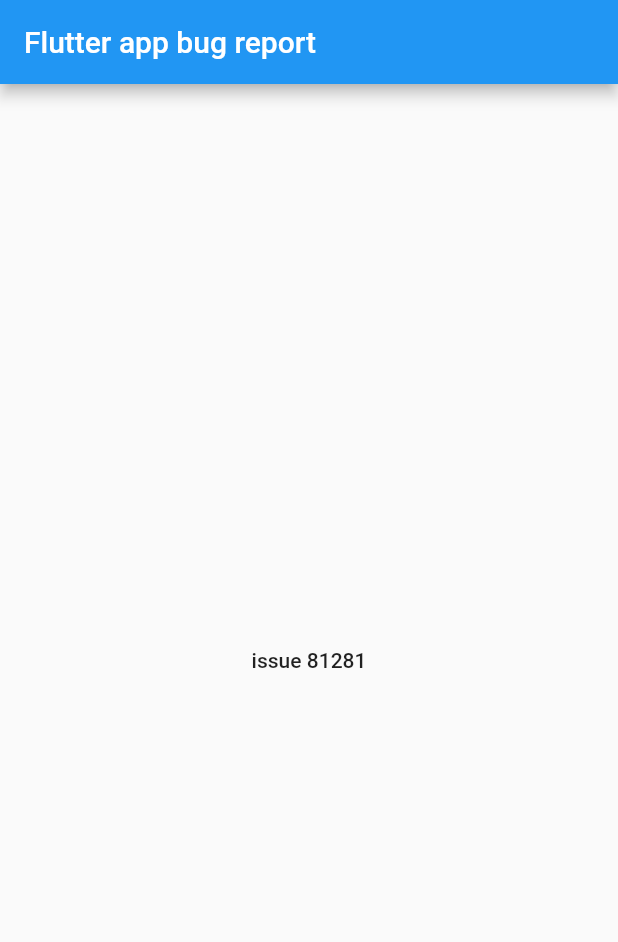
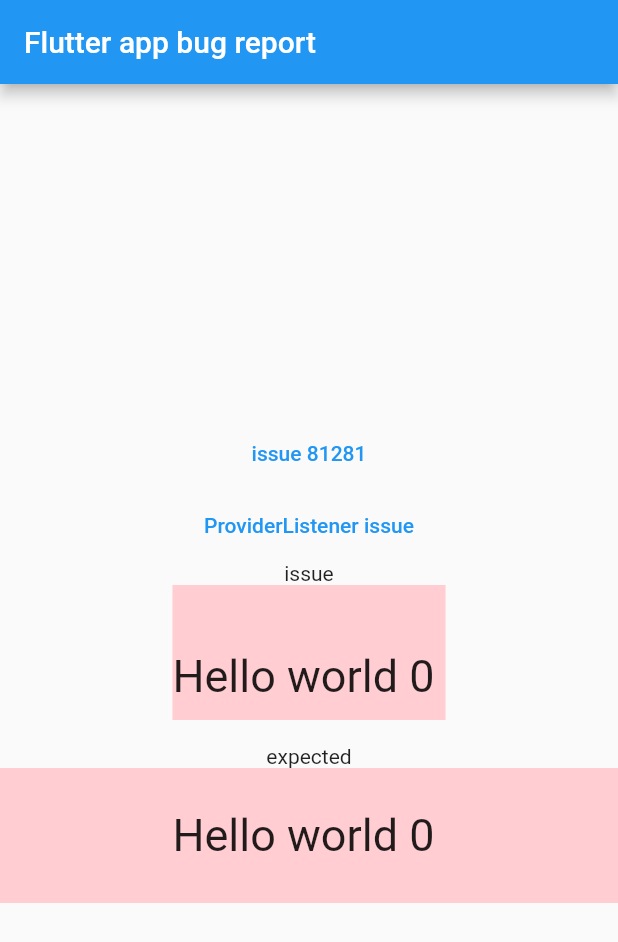
Before and after one commit to tbm98/flutter_app_bug_report, a Flutter app: the screen it shows after launch, on a phone screen of 412 x 824 dp. Shown: the top 942 px of the screen. Run offline on Flutter 3.47's test engine with Material 2 defaults, Android fonts, the phone set to English and light mode, and no system bars; our stand-ins replace equatable, flutter_riverpod.

Commit message:
add more issue example

```diff
--- a/lib/issue_pages/issue_81281.dart
+++ b/lib/issue_pages/issue_81281.dart
@@ -11,6 +11,7 @@ class _Issue81281State extends State<Issue81281> {
   @override
   Widget build(BuildContext context) {
     return Scaffold(
+      resizeToAvoidBottomInset: true,
       floatingActionButton: FloatingActionButton(
         onPressed: () {
           setState(() {
--- a/lib/main.dart
+++ b/lib/main.dart
@@ -1,8 +1,13 @@
+import 'dart:ui';
+
 import 'package:flutter/material.dart';
 import 'package:flutter_app_bug_report/issue_pages/issue_81281.dart';
+import 'package:flutter_riverpod/flutter_riverpod.dart';
+
+import 'issue_pages/provider_listener_issue.dart';
 
 void main() {
-  runApp(MyApp());
+  runApp(ProviderScope(child: MyApp()));
 }
 
 class MyApp extends StatelessWidget {
@@ -20,7 +25,7 @@ class MyApp extends StatelessWidget {
 }
 
 class MyHomePage extends StatefulWidget {
-  MyHomePage({Key key}) : super(key: key);
+  MyHomePage({Key? key}) : super(key: key);
 
   @override
   _MyHomePageState createState() => _MyHomePageState();
@@ -37,13 +42,47 @@ class _MyHomePageState extends State<MyHomePage> {
         child: Column(
           mainAxisAlignment: MainAxisAlignment.center,
           children: <Widget>[
-            FlatButton(
+            TextButton(
                 onPressed: () {
                   Navigator.push(context, MaterialPageRoute(builder: (context) {
                     return Issue81281();
                   }));
                 },
                 child: Text('issue 81281')),
+            TextButton(
+                onPressed: () {
+                  Navigator.push(context, MaterialPageRoute(builder: (context) {
+                    return ProviderListenerIssue();
+                  }));
+                },
+                child: Text('ProviderListener issue')),
+            Text(
+              'issue',
+            ),
+            Container(
+                color: Colors.red.shade100,
+                child: Text(
+                  'Hello world 0 ',
+                  style: TextStyle(
+                    height: 3,
+                    fontSize: 30,
+                  ),
+                )),
+            SizedBox(
+              height: 16,
+            ),
+            Text('expected'),
+            Container(
+                color: Colors.red.shade100,
+                height: 90,
+                child: Center(
+                  child: Text(
+                    'Hello world 0 ',
+                    style: TextStyle(
+                      fontSize: 30,
+                    ),
+                  ),
+                ))
           ],
         ),
       ),
--- a/pubspec.yaml
+++ b/pubspec.yaml
@@ -18,7 +18,7 @@ publish_to: 'none' # Remove this line if you wish to publish to pub.dev
 version: 1.0.0+1
 
 environment:
-  sdk: ">=2.7.0 <3.0.0"
+  sdk: ">=2.12.0 <3.0.0"
 
 dependencies:
   flutter:
@@ -28,6 +28,8 @@ dependencies:
   # The following adds the Cupertino Icons font to your application.
   # Use with the CupertinoIcons class for iOS style icons.
   cupertino_icons: ^1.0.0
+  flutter_riverpod: 0.14.0+3
+  equatable: ^2.0.2
 
 dev_dependencies:
   flutter_test:
```
Also changed, not shown: lib/issue_pages/provider_listener_issue.dart (added, +111 -0 lines), pubspec.lock, 1 other file.
